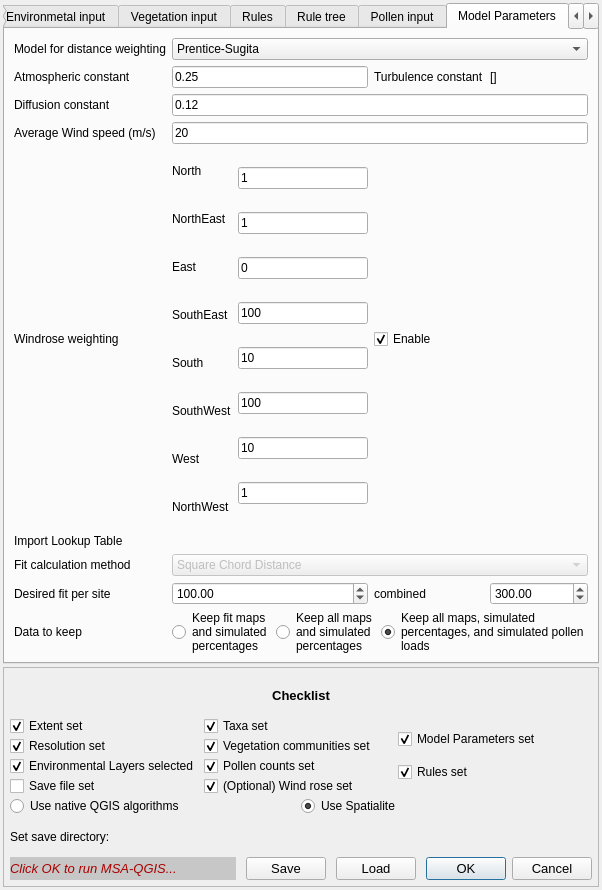
Before: the Qt Designer form MSA_QGIS_dialog_base.ui in ThyavdBerg/MSA-Q, drawn with Qt 5.
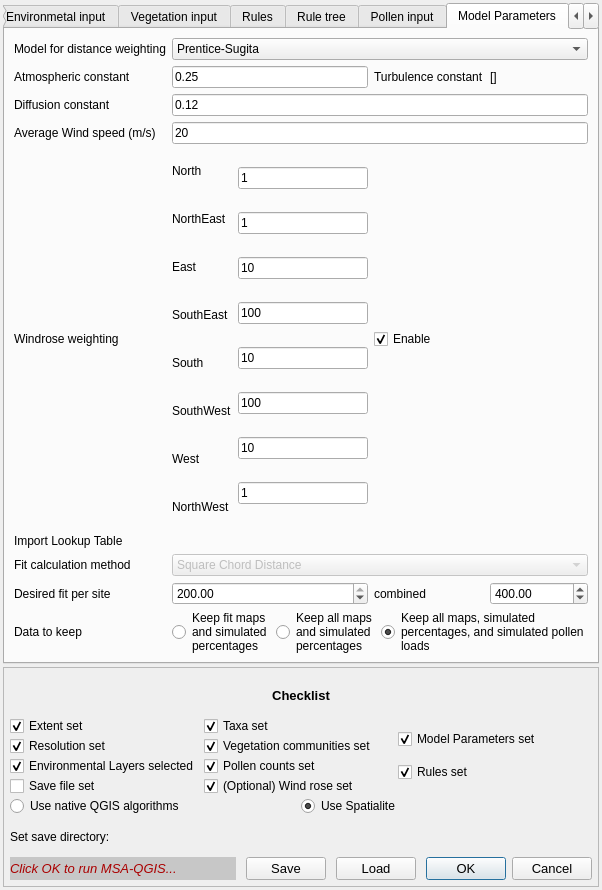
After: the same form once the commit is applied. Custom widgets are drawn as their Qt base class.

Patch:
```diff
--- a/MSA_QGIS_dialog_base.ui
+++ b/MSA_QGIS_dialog_base.ui
@@ -1187,7 +1187,7 @@
              <item>
               <widget class="QLineEdit" name="lineEdit_east">
                <property name="text">
-                <string>0</string>
+                <string>10</string>
                </property>
               </widget>
              </item>
@@ -1499,7 +1499,7 @@
             <double>200.000000000000000</double>
            </property>
            <property name="value">
-            <double>100.000000000000000</double>
+            <double>200.000000000000000</double>
            </property>
           </widget>
          </item>
@@ -1519,7 +1519,7 @@
             <double>999999999.000000000000000</double>
            </property>
            <property name="value">
-            <double>300.000000000000000</double>
+            <double>400.000000000000000</double>
            </property>
           </widget>
          </item>
```
Left out of the diff: 16 changed lines with no effect on the pictures.
